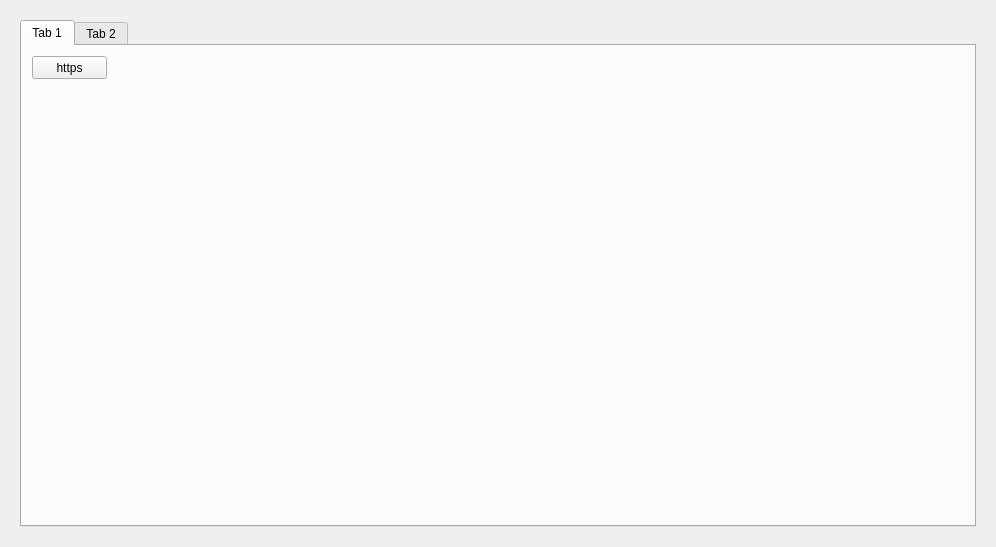
Before: the Qt Designer form src/view/manager/manager.ui in ddmoyu/moyu, drawn with Qt 5.
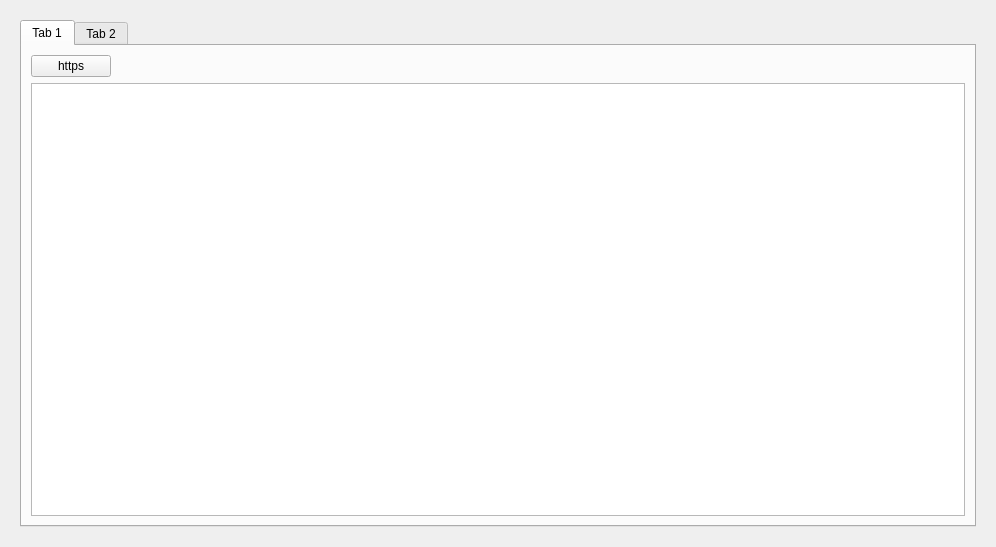
After: the same form once the commit is applied. The open tabs and pages were chosen to show the change.

What changed in the file:
```diff
--- a/src/view/manager/manager.ui
+++ b/src/view/manager/manager.ui
@@ -26,19 +26,31 @@
          <attribute name="title">
           <string>Tab 1</string>
          </attribute>
+         <layout class="QGridLayout" name="gridLayout_3">
+          <item row="0" column="0">
          <widget class="QPushButton" name="btn_test_https">
-          <property name="geometry">
-           <rect>
-            <x>10</x>
-            <y>10</y>
-            <width>75</width>
-            <height>23</height>
-           </rect>
-          </property>
           <property name="text">
            <string>https</string>
           </property>
          </widget>
+          </item>
+          <item row="0" column="1">
+           <spacer name="horizontalSpacer">
+            <property name="orientation">
+             <enum>Qt::Horizontal</enum>
+            </property>
+            <property name="sizeHint" stdset="0">
+             <size>
+              <width>852</width>
+              <height>20</height>
+             </size>
+            </property>
+           </spacer>
+          </item>
+          <item row="1" column="0" colspan="2">
+           <widget class="QPlainTextEdit" name="result"/>
+          </item>
+         </layout>
         </widget>
         <widget class="QWidget" name="tab_2">
          <attribute name="title">
```
Left out of the diff: 2 changed lines with no effect on the pictures. Lines whose indentation alone changed are shown as unchanged.
